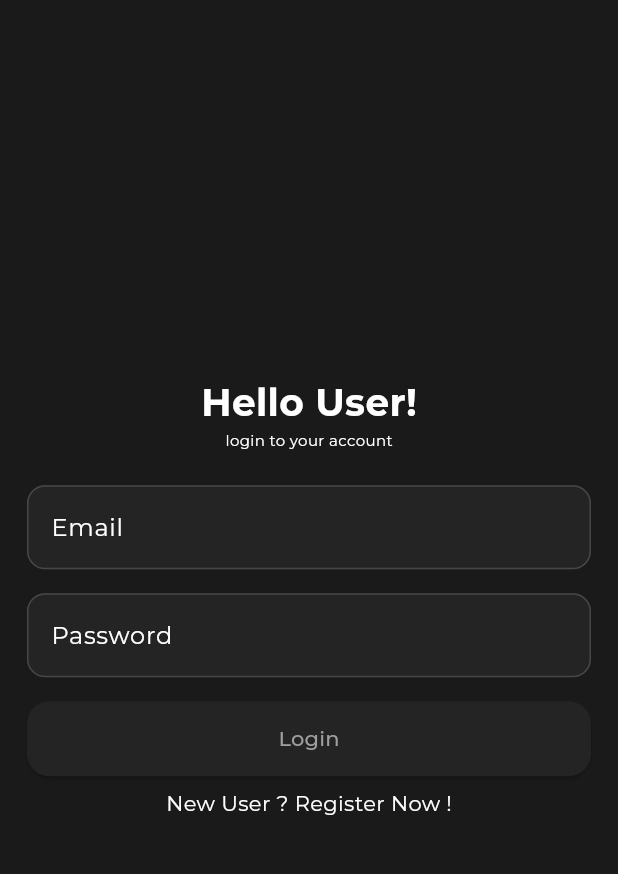
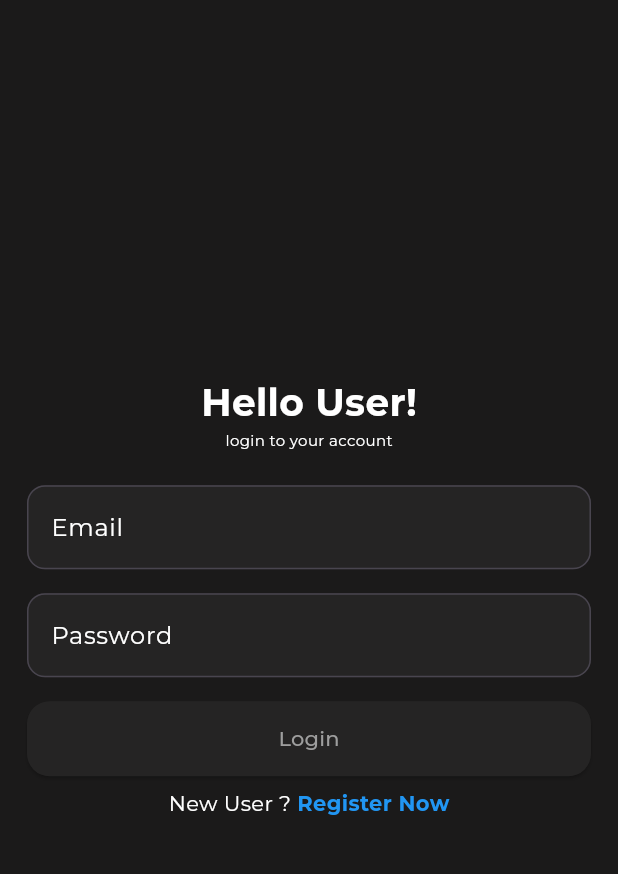
Before and after one commit to FilmMate/frontend, a Flutter app: the screen it shows after launch, on a phone screen of 412 x 824 dp, the part 63-937 px from its top. Run offline on Flutter 3.47's test engine with Material 3 defaults, Android fonts, the phone set to English and light mode, and no system bars; our stand-ins replace bloc, cached_network_image, carousel_slider, dartz, dio, dots_indicator and 12 more; accounts and stored records are empty; network calls fail.

Commit message:
updated ui

```diff
--- a/lib/presentation/user/widgets/login.dart
+++ b/lib/presentation/user/widgets/login.dart
@@ -187,9 +187,21 @@ class Login extends StatelessWidget {
         GestureDetector(
           onTap: () => BlocProvider.of<UserBloc>(context)
               .add(const UserEvent.changeScreen()),
-          child: const Text(
-            "New User ? Register Now !",
-            style: TextStyle(color: kWhite),
+          child: Row(
+            mainAxisAlignment: MainAxisAlignment.center,
+            children: [
+              const Text(
+                "New User ? ",
+                style: TextStyle(color: kWhite),
+              ),
+              const Text(
+                "Register Now",
+                style: TextStyle(
+                  color: Colors.blue,
+                  fontWeight: FontWeight.bold,
+                ),
+              ),
+            ],
           ),
         )
       ],
--- a/pubspec.yaml
+++ b/pubspec.yaml
@@ -16,7 +16,7 @@ publish_to: 'none' # Remove this line if you wish to publish to pub.dev
 # https://developer.apple.com/library/archive/documentation/General/Reference/InfoPlistKeyReference/Articles/CoreFoundationKeys.html
 # In Windows, build-name is used as the major, minor, and patch parts
 # of the product and file versions while build-number is used as the build suffix.
-version: 1.58.0+1
+version: 1.59.0+1
 
 environment:
   sdk: '>=3.3.1 <4.0.0'
```
